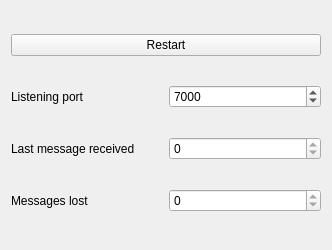
Before: the Qt Designer form tools/QtOSCReceiver/controllerWidget.ui in grame-cncm/inscore, drawn with Qt 5.
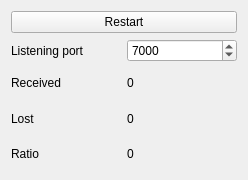
After: the same form once the commit is applied.

Patch:
```diff
--- a/tools/QtOSCReceiver/controllerWidget.ui
+++ b/tools/QtOSCReceiver/controllerWidget.ui
@@ -6,8 +6,8 @@
    <rect>
     <x>0</x>
     <y>0</y>
-    <width>332</width>
-    <height>250</height>
+    <width>248</width>
+    <height>180</height>
    </rect>
   </property>
   <property name="windowTitle">
@@ -49,40 +49,52 @@
    <item>
     <layout class="QHBoxLayout" name="horizontalLayout_3">
      <item>
-      <widget class="QLabel" name="label_2">
-       <property name="text">
-        <string>Last message received</string>
-       </property>
-      </widget>
-     </item>
-     <item>
-      <widget class="QSpinBox" name="mLastMessage">
-       <property name="readOnly">
-        <bool>true</bool>
-       </property>
-       <property name="maximum">
-        <number>1000000000</number>
-       </property>
-      </widget>
-     </item>
-    </layout>
-   </item>
-   <item>
-    <layout class="QHBoxLayout" name="horizontalLayout_4">
-     <item>
       <widget class="QLabel" name="label_3">
        <property name="text">
-        <string>Messages lost</string>
+        <string>Received</string>
        </property>
       </widget>
      </item>
      <item>
-      <widget class="QSpinBox" name="mLostMessages">
-       <property name="readOnly">
-        <bool>true</bool>
+      <widget class="QLabel" name="mReceived">
+       <property name="text">
+        <string>0</string>
        </property>
-       <property name="maximum">
-        <number>100000000</number>
+      </widget>
+     </item>
+    </layout>
+   </item>
+   <item>
+    <layout class="QHBoxLayout" name="horizontalLayout_4">
+     <item>
+      <widget class="QLabel" name="label_5">
+       <property name="text">
+        <string>Lost</string>
+       </property>
+      </widget>
+     </item>
+     <item>
+      <widget class="QLabel" name="mLost">
+       <property name="text">
+        <string>0</string>
+       </property>
+      </widget>
+     </item>
+    </layout>
+   </item>
+   <item>
+    <layout class="QHBoxLayout" name="horizontalLayout_5">
+     <item>
+      <widget class="QLabel" name="label_7">
+       <property name="text">
+        <string>Ratio</string>
+       </property>
+      </widget>
+     </item>
+     <item>
+      <widget class="QLabel" name="mRatio">
+       <property name="text">
+        <string>0</string>
        </property>
       </widget>
      </item>
```
